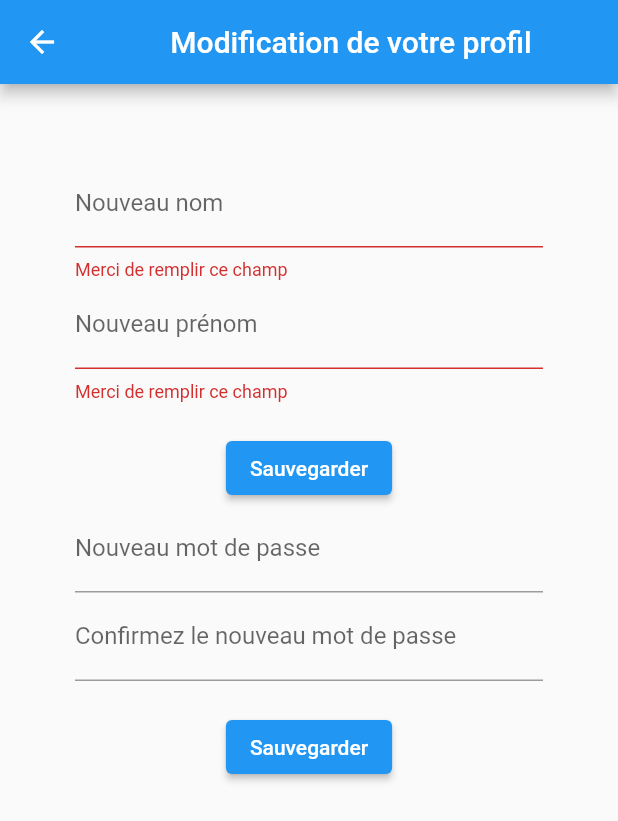
After one commit to LoicBlanchard7/Atelier-2-MobileApp, a Flutter app: the Profile screen opened directly, after a tap on "Sauvegarder", on a phone screen of 412 x 824 dp. The commit adds this screen. Shown: the top 821 px of the screen. Run offline on Flutter 3.47's test engine with Material 2 defaults, Android fonts, the light colour scheme and no system bars; missing offline and left inert: clipboard, gradient_slide_to_act, open_street_map_search_and_pick, syncfusion_flutter_maps; Roboto replaces fonts that are missing (PermanentMarker).

Commit message:
Ajout fontionnalite 0bis - gestion de profil

```diff
--- /dev/null
+++ b/reunionou/lib/screens/profile.dart
@@ -0,0 +1,145 @@
+import 'package:flutter/material.dart';
+
+class Profile extends StatefulWidget {
+  const Profile({super.key});
+
+  @override
+  State<Profile> createState() => _ProfileState();
+}
+
+class _ProfileState extends State<Profile> {
+  @override
+  Widget build(BuildContext context) {
+    final GlobalKey<FormState> formKeyName = GlobalKey<FormState>();
+    final GlobalKey<FormState> formKeyPassword = GlobalKey<FormState>();
+    String? name;
+    String? firstname;
+    String? password;
+    String? confirmedpassword;
+
+    return Scaffold(
+      appBar: AppBar(
+        title: const Center(
+          child: Text(
+            "Modification de votre profil",
+            style: TextStyle(fontFamily: 'PermanentMarker'),
+          ),
+        ),
+      ),
+      body: Padding(
+        padding: const EdgeInsets.all(50),
+        child: Column(
+          children: [
+            Form(
+              key: formKeyName,
+              child: Column(
+                children: [
+                  TextFormField(
+                    decoration: const InputDecoration(
+                      labelText: "Nouveau nom",
+                    ),
+                    validator: (value) {
+                      if (value == "") {
+                        return "Merci de remplir ce champ";
+                      }
+                      return null;
+                    },
+                    onSaved: (value) {
+                      name = value;
+                    },
+                  ),
+                  TextFormField(
+                    decoration: const InputDecoration(
+                      labelText: "Nouveau prénom",
+                    ),
+                    validator: (value) {
+                      if (value == "") {
+                        return "Merci de remplir ce champ";
+                      }
+                      return null;
+                    },
+                    onSaved: (value) {
+                      firstname = value;
+                    },
+                  ),
+                  Padding(
+                    padding: const EdgeInsets.only(top: 20),
+                    child: ElevatedButton(
+                      onPressed: () {
+                        if (formKeyName.currentState!.validate()) {
+                          formKeyName.currentState!.save();
+                          print(
+                              'SAVING ---nom:"${name}"---prénom:"${firstname}"---');
+                          const snackBar = SnackBar(
+                              content:
+                                  Text('Nouveaux nom et prénom sauvegardés'));
+                          ScaffoldMessenger.of(context).showSnackBar(snackBar);
+                        }
+                      },
+                      child: const Text('Sauvegarder'),
+                    ),
+                  ),
+                ],
+              ),
+            ),
+            Form(
+              key: formKeyPassword,
+              child: Column(
+                children: [
+                  TextFormField(
+                    decoration: const InputDecoration(
+                      labelText: "Nouveau mot de passe",
+                    ),
+                    validator: (value) {
+                      password = value;
+                      if (value == "") {
+                        return "Merci de remplir ce champ";
+                      }
+                      return null;
+                    },
+                    onSaved: (value) {
+                      name = value;
+                    },
+                  ),
+                  TextFormField(
+                    decoration: const InputDecoration(
+                      labelText: "Confirmez le nouveau mot de passe",
+                    ),
+                    validator: (value) {
+                      if (value == "") {
+                        return "Merci de remplir ce champ";
+                      } else {
+                        if (value != password) {
+                          return "Merci de confirmer le mot de passe";
+                        }
+                      }
+                      return null;
+                    },
+                    onSaved: (value) {
+                      firstname = value;
+                    },
+                  ),
+                  Padding(
+                    padding: const EdgeInsets.only(top: 20),
+                    child: ElevatedButton(
+                      onPressed: () {
+                        if (formKeyPassword.currentState!.validate()) {
+                          formKeyPassword.currentState!.save();
+                          print('SAVING --password:"${password}"---');
+                          const snackBar = SnackBar(
+                              content: Text('Nouveau mot de passe sauvegardé'));
+                          ScaffoldMessenger.of(context).showSnackBar(snackBar);
+                        }
+                      },
+                      child: const Text('Sauvegarder'),
+                    ),
+                  ),
+                ],
+              ),
+            ),
+          ],
+        ),
+      ),
+    );
+  }
+}
```
Also changed, not shown: reunionou/lib/screens/menu.dart (+16 -1 lines).
